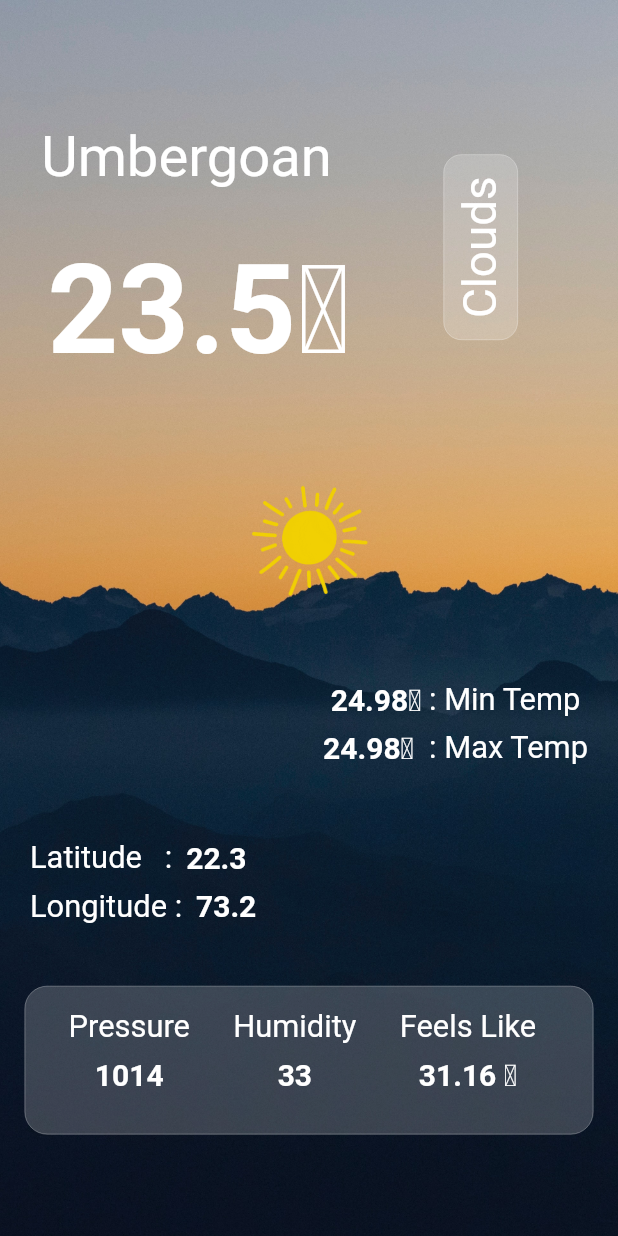
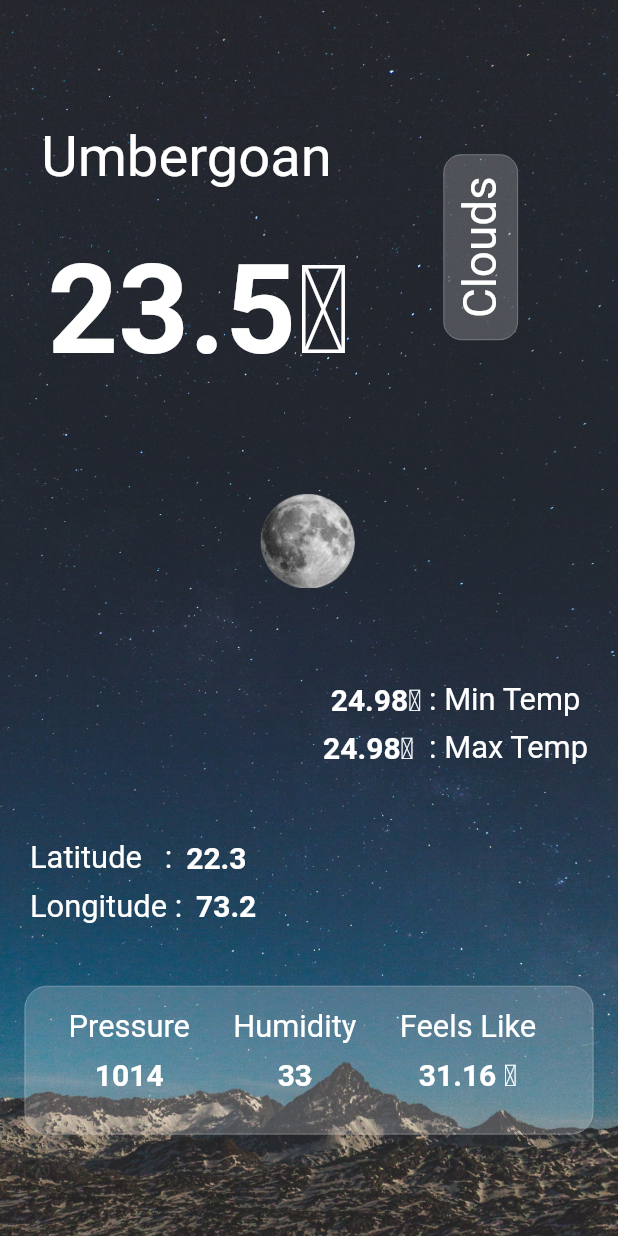
Before and after one commit to devbathani/Weather-App, a Flutter app: the screen it shows after launch, on a phone screen of 412 x 824 dp. Run offline on Flutter 3.47's test engine with Material 2 defaults, Android fonts, the phone set to English and light mode, and no system bars; Roboto replaces fonts that are missing (Zen).

```diff
--- a/lib/animations/animated_sun.dart
+++ b/lib/animations/animated_sun.dart
@@ -27,7 +27,7 @@ class _AnimatedSunState extends State<AnimatedSun>
   Widget build(BuildContext context) {
     return SlideTransition(
       position: _animation,
-      child: Image.asset('images/sun.gif'),
+      child: Image.asset('images/moon.png'),
     );
   }
 }
--- a/lib/screens/homescreen.dart
+++ b/lib/screens/homescreen.dart
@@ -16,7 +16,7 @@ class HomeScreen extends StatelessWidget {
         width: double.infinity,
         decoration: const BoxDecoration(
           image: DecorationImage(
-            image: AssetImage('images/morning.jpg'),
+            image: AssetImage('images/night.jpg'),
             fit: BoxFit.cover,
           ),
         ),
--- a/pubspec.yaml
+++ b/pubspec.yaml
@@ -62,6 +62,8 @@ flutter:
     - images/morning.jpg
     - images/sun.png
     - images/sun.gif
+    - images/night.jpg
+    - images/moon.png
 
 
   # An image asset can refer to one or more resolution-specific "variants", see
```
Also changed, not shown: images/moon.png (added), images/night.jpg (added).
